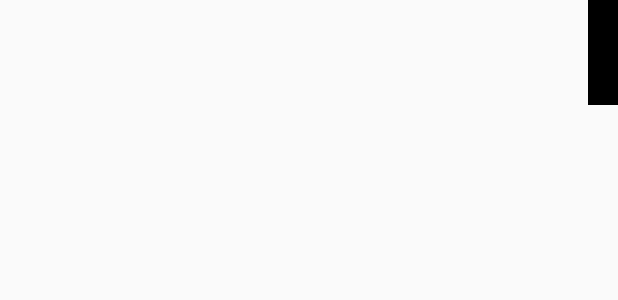
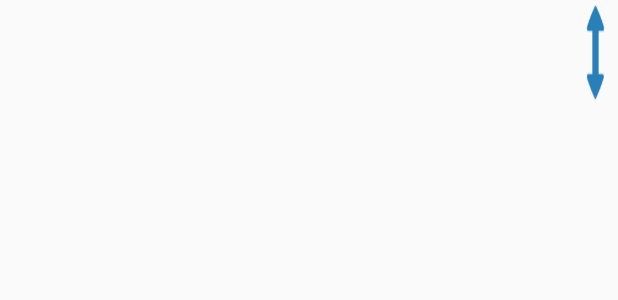
Before and after one commit to EasyAce-Edu/app_main, an Android app: the layout item.xml on its own in the app's theme, with its tools: preview values and no code run, on a phone screen of 412 x 824 dp. Shown: the top 300 px of the screen. Run offline under Robolectric (Android 15) with nearby library versions, the phone set to English and light mode, and no system bars.

Commit message:
color and drag icon added

```diff
--- a/app/app/src/main/java/com/jingtao/app/MainActivity.java
+++ b/app/app/src/main/java/com/jingtao/app/MainActivity.java
@@ -40,12 +40,12 @@ public class MainActivity extends Activity {
     RelativeLayout leftRL;
     DrawerLayout drawerLayout;
     Boolean IsStudent=true;
-    public ArrayList<Model> listItems = new ArrayList<>();
-    ItemAdapter adapter;
     String userName="user1";
     TextView tv;
+    SwipeRefreshLayout swipeContainer; //Swipe Refresh
+    public ArrayList<Model> listItems = new ArrayList<>(); // values in ListView
+    ItemAdapter adapter;
     TextView log;
-    SwipeRefreshLayout swipeContainer;
     private boolean mSortable = false; // ソート中かどうか
     public Model DragQuestion; // ドラッグ中のオブジェクト
     private int mPosition = -1; // ドラッグ位置
--- a/app/app/src/main/java/com/jingtao/app/main_page_list_view/ItemAdapter.java
+++ b/app/app/src/main/java/com/jingtao/app/main_page_list_view/ItemAdapter.java
@@ -149,7 +149,7 @@ public class ItemAdapter extends ArrayAdapter<Model> {
 
             // ドラッグ行のハイライト
             if (((MainActivity)getContext()).DragQuestion != null && ((MainActivity)getContext()).DragQuestion .equals(question)) {
-                row.setBackgroundColor(Color.parseColor("#9933b5e5"));
+                row.setBackgroundColor(Color.parseColor("#d4ebf2"));//9933b5e5
             } else {
                 row.setBackgroundColor(Color.TRANSPARENT);
             }
--- a/app/app/src/main/res/layout/item.xml
+++ b/app/app/src/main/res/layout/item.xml
@@ -39,13 +39,14 @@
         android:id="@+id/star"
         android:layout_toLeftOf="@+id/handler"
         android:layout_centerVertical="true"
-        android:layout_marginRight="10dp"
+        android:layout_marginRight="5dp"
         />
     <ImageView
         android:id="@+id/handler"
-        android:layout_width="20dp"
+        android:layout_width="30dp"
         android:layout_height="match_parent"
         android:layout_alignParentRight="true"
-        android:background="#000000"
+        android:src="@mipmap/ic_drag"
+        android:scaleType="fitXY"
         />
 </RelativeLayout>
```
Also changed, not shown: app/app/src/main/ic_drag-web.png (added), app/app/src/main/res/mipmap-hdpi/ic_drag.png (added), app/app/src/main/res/mipmap-mdpi/ic_drag.png (added), app/app/src/main/res/mipmap-xhdpi/ic_drag.png (added), app/app/src/main/res/mipmap-xxhdpi/ic_drag.png (added), app/app/src/main/res/mipmap-xxxhdpi/ic_drag.png (added).
